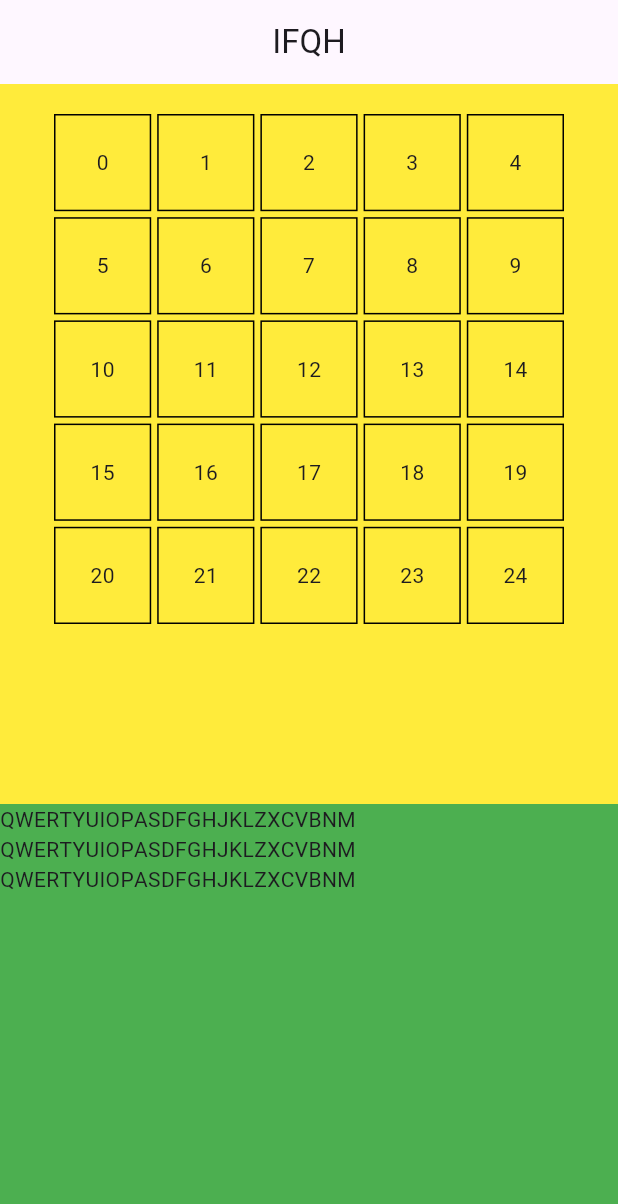
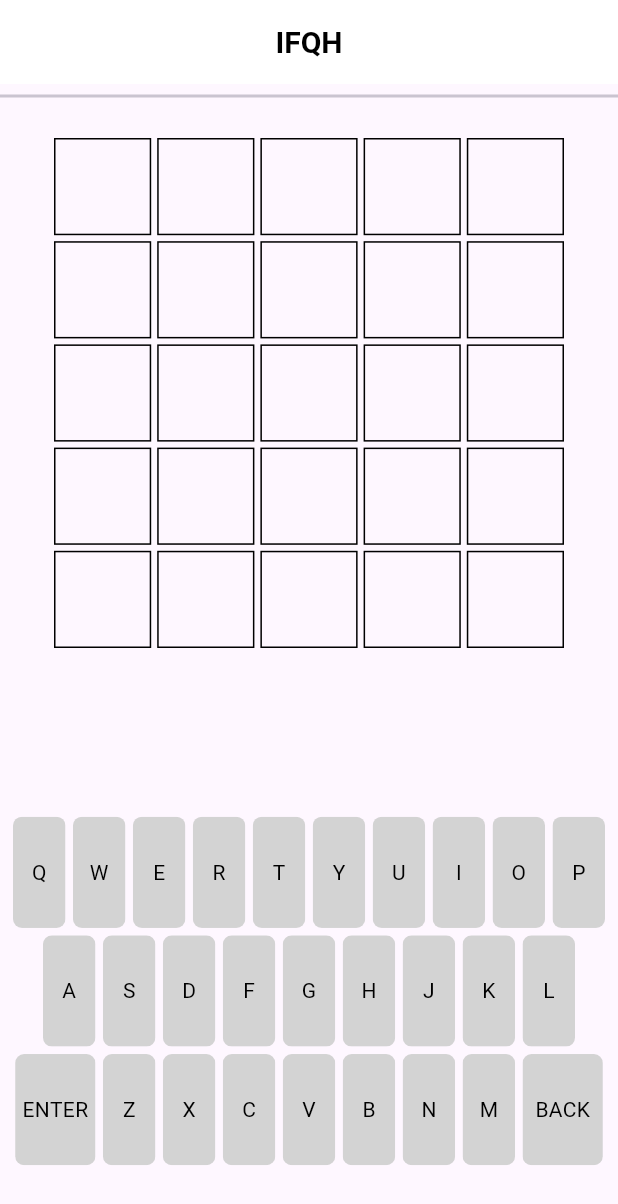
Before and after one commit to renminh/im_feeling_quite_hungry, a Flutter app: the screen it shows after launch, on a phone screen of 412 x 824 dp. Shown: the top 1204 px of the screen. Run offline on Flutter 3.47's test engine with Material 3 defaults, Android fonts, the phone set to English and light mode, and no system bars.

Commit message:
got a basic structure working prototype of the wordle clone

```diff
--- a/lib/components/keyboard_row.dart
+++ b/lib/components/keyboard_row.dart
@@ -1,25 +1,72 @@
 import 'package:flutter/material.dart';
 import 'package:im_feeling_quite_hungry/ifqh.dart';
+import 'package:provider/provider.dart';
+import 'package:im_feeling_quite_hungry/controller.dart';
 
 class KeyboardRow extends StatelessWidget {
-	const KeyboardRow({super.key});
+	KeyboardRow({super.key, required this.min, required this.max});
 
+  final int min, max;
 	@override
 	Widget build(BuildContext context) {
-		List<Widget> letters = [];
+		return Consumer<Controller>(
+      builder: (_, notifier, __) {
+        List<Widget> keys = [];
+        final Size size = MediaQuery.sizeOf(context);
 
-		for (int i = 0; i < answerKeyHashmap.length; i++) {
-			//print(answerHashmap.keys.elementAt(i));
-			//print(answerHashmap.values.elementAt(i));
-			String letter = answerKeyHashmap.keys.elementAt(i);
-			Widget letterWidget = Container(
-				child: Text(letter),
-			);
-			letters.add(letterWidget);
-		}
+        for (int i = min; i <= max; i++) {
+          final String keyText = answerKeyHashmap.keys.elementAt(i);
+          final AnswerType keyType = answerKeyHashmap.values.elementAt(i);
 
-		return Row(
-			children: letters
-		);
+          double width = keyText == 'ENTER' || keyText == 'BACK'
+                          ? size.width * 0.13
+                          : size.width * 0.085;
+
+          Color color = keyboardColorDefaultGrey;
+          Color textColor = Colors.black;
+
+          if (keyType != AnswerType.notAnswered) {
+            textColor = Colors.white;
+          }
+
+          if (keyType == AnswerType.correct) {
+            color = keyboardColorCorrectGreen;
+          } else if (keyType == AnswerType.contains) {
+            color = keyboardColorContainsYellow;
+          } else if (keyType == AnswerType.incorrect) {
+            color = keyboardColorIncorrectGrey;
+          }
+
+          Material textDesign = Material(
+            color: color,
+            child: InkWell(
+              onTap: () {
+                Provider.of<Controller>(context, listen: false)
+                  .setKeyTapped(value: keyText);
+              },
+              child: Center(child: Text(keyText, style: TextStyle(color: textColor),)),
+          ));
+
+          ClipRRect textButtonDesign = ClipRRect(
+            borderRadius: BorderRadiusGeometry.circular(6),
+            child: SizedBox(
+              width: width,
+              height: size.height * 0.090,
+              child: textDesign,
+          ));
+
+          Widget keyWidget = Padding(
+            padding: EdgeInsetsGeometry.all(size.width * 0.006),
+            child: textButtonDesign
+            );
+          keys.add(keyWidget);
+        }
+
+        return Row(
+          mainAxisAlignment: MainAxisAlignment.center,
+          children: keys
+        );
+      }
+    );
 	}
 }
--- a/lib/components/word_grid.dart
+++ b/lib/components/word_grid.dart
@@ -1,13 +1,18 @@
 import 'package:flutter/material.dart';
+import 'package:im_feeling_quite_hungry/ifqh.dart';
+import 'package:provider/provider.dart';
+import 'package:im_feeling_quite_hungry/controller.dart';
 
 class WordGrid extends StatelessWidget {
 	int numLetters = 5;
 	int numWords = 5;
 
+  WordGrid({super.key});
+
 	@override
 	Widget build(BuildContext context) {
 		return Container(
-			color: Colors.yellow,
+			//color: Colors.yellow,
 			child: GridView.builder(
 				padding: EdgeInsets.fromLTRB(36, 20, 36, 20),
 				// to prevent scrolling we use physics
@@ -32,12 +37,66 @@ class WordGrid extends StatelessWidget {
 						decoration: BoxDecoration(
 							border: Border.all(),
 						),
-						child: Center(
-							child:Text(index.toString()),
-						),
+						child: Tile(index: index),
 					);
 				},
 			),
 		);
 	}
 }
+
+
+
+class Tile extends StatefulWidget {
+  const Tile ({super.key, required this.index});
+
+  final int index;
+
+  @override
+  State<Tile> createState() => TileState();
+}
+
+class TileState extends State<Tile> {
+
+  Color bgColor = Colors.transparent;
+  Color textColor = Colors.black;
+  late AnswerType answerType;
+
+  @override
+  Widget build(BuildContext context) {
+    return Consumer<Controller> (
+      builder:(_, notifier, __) {
+        String text = "";
+
+        if (widget.index < notifier.tilesEntered.length) {
+          text = notifier.tilesEntered[widget.index].letter;
+          answerType = notifier.tilesEntered[widget.index].type;
+
+          if (answerType != AnswerType.notAnswered) {
+            textColor = Colors.white;
+          }
+
+          if (answerType == AnswerType.correct) {
+            bgColor = tileColorCorrectGreen;
+          } else if (answerType == AnswerType.contains) {
+            bgColor = tileColorContainsYellow;
+          } else if (answerType == AnswerType.incorrect) {
+            bgColor = tileColorIncorrectGrey;
+          }
+
+          return Container(
+            color: bgColor,
+            child: FittedBox(
+              fit: BoxFit.contain,
+              child: Padding(
+                padding: const EdgeInsetsGeometry.all(6.0),
+                child: Text(text, style: TextStyle(color: textColor))
+              )
+            )
+          );
+        } else {
+          return const SizedBox();
+        }
+    });
+  }
+}
--- /dev/null
+++ b/lib/constants/words.dart
@@ -0,0 +1,49 @@
+const List<String> words = [
+  'HENRY',
+  'LIEPA',
+  'DEVIL',
+  'ZIZKA',
+  'ADDER',
+  'CUMAN',
+  'BONES',
+  'KUTNA',
+  'SWORD',
+  'ARROW',
+  'SABRE',
+  'BREAD',
+  'BADGE',
+  'POPPY',
+  'FORGE',
+  'METAL',
+  'JESUS',
+  'VOYTA',
+  'CAPON',
+  'JOBST',
+  'POACH',
+  'ARMOR',
+  'MACES',
+  'GRUND',
+  'VITEK',
+  'ZLATA',
+  'JURKO',
+  'GROOM',
+  'MOUTH',
+  'FIALA',
+  'AGNES',
+  'GULES',
+  'NOMAD',
+  'HORSE',
+  'JASAK',
+  'TIBOR',
+  'BOLEK',
+  'MANKA',
+  'MALIK',
+  'BORIS',
+  'DICER',
+  'PISEK',
+  'ABBOT',
+  'WENCH',
+  'BATHS',
+  'COINS',
+  'PEPIK'
+];
--- /dev/null
+++ b/lib/controller.dart
@@ -0,0 +1,94 @@
+import 'package:flutter/material.dart';
+import 'package:im_feeling_quite_hungry/ifqh.dart';
+import 'package:im_feeling_quite_hungry/models/tile_model.dart';
+
+class Controller extends ChangeNotifier {
+  String correctWord = "";
+  int currentTile = 0;
+  int currentRow = 0;
+  List<TileModel> tilesEntered = [];
+
+  void setCorrectWord({required String word}) {
+    correctWord = word;
+    print("Correct word: $correctWord");
+  }
+
+  void setKeyTapped({required String value}){
+    if (value == 'ENTER'){
+      if (currentTile % 5 == 0 && currentTile != 0) {
+        checkWord();
+        currentTile = 0;
+      }
+    } else if (value == 'BACK') {
+      if(currentTile > 0) {
+        currentTile--;
+        tilesEntered.removeLast();
+      }
+    } else {
+      if(currentTile < 5) {
+        tilesEntered.add(TileModel(letter: value, type: AnswerType.notAnswered));
+        currentTile++;
+      }
+    }
+    notifyListeners();
+  }
+
+  void checkWord() {
+    // start + end of current row of tiles
+    int rowStartIndex = currentRow * 5;
+    int rowEndIndex = rowStartIndex + 5;
+
+    // add every guessed letter to guessed[].
+    List<String> guessed = [];
+    for (int i = rowStartIndex; i < rowEndIndex; i++) {
+      guessed.add(tilesEntered[i].letter);
+    }
+
+    String guessedWord = guessed.join();
+    List<String>remainingCorrect = correctWord.characters.toList();
+
+    // on the correct permutation of the guess -> all green
+    if (guessedWord == correctWord) {
+      for (int i = rowStartIndex; i < rowEndIndex; i++) {
+        tilesEntered[i].type = AnswerType.correct;
+        answerKeyHashmap.update(tilesEntered[i].letter, (value) => AnswerType.correct);
+      }
+      currentRow++;
+      notifyListeners();
+      return;
+    }
+
+    // first pass -> marking correct and in correct order
+    for (int i = 0; i < 5; i++) {
+      if (guessedWord[i] == correctWord[i]) {
+        remainingCorrect.remove(guessedWord[i]);
+        tilesEntered[i + rowStartIndex].type = AnswerType.correct;
+        answerKeyHashmap.update(guessedWord[i], (value) => AnswerType.correct);
+      }
+    }
+
+    // second pass -> marking correct but in wrong order
+    for (int i = 0; i < 5; i++) {
+      if (tilesEntered[rowStartIndex + i].type == AnswerType.correct) continue;
+
+      String letter = guessedWord[i];
+      if (remainingCorrect.contains(letter)) {
+        tilesEntered[rowStartIndex + i].type = AnswerType.contains;
+        remainingCorrect.remove(letter);
+        if (answerKeyHashmap[letter] == AnswerType.notAnswered) {
+          answerKeyHashmap.update(letter, (value) => AnswerType.contains);
+        }
+      }
+    }
+
+    // third pass -> marking incorrect
+    for (int i = rowStartIndex; i < rowEndIndex; i++) {
+      if (tilesEntered[i].type == AnswerType.notAnswered) {
+        tilesEntered[i].type = AnswerType.incorrect;
+        answerKeyHashmap.update(tilesEntered[i].letter, (value) => AnswerType.incorrect);
+      }
+    }
+    currentRow++;
+    notifyListeners();
+  }
+}
--- a/lib/home.dart
+++ b/lib/home.dart
@@ -1,7 +1,12 @@
+import 'dart:math';
+
 import 'package:flutter/material.dart';
-import 'package:im_feeling_quite_hungry/ifqh.dart';
 import 'package:im_feeling_quite_hungry/components/word_grid.dart' show WordGrid;
 import 'package:im_feeling_quite_hungry/components/keyboard_row.dart' show KeyboardRow;
+import 'package:provider/provider.dart';
+
+import 'controller.dart';
+import 'constants/words.dart';
 
 class HomePage extends StatefulWidget {
 	const HomePage({super.key});
@@ -11,6 +16,20 @@ class HomePage extends StatefulWidget {
 }
 
 class HomePageState extends State<HomePage> {
+  late String word;
+
+  @override
+  void initState() {
+    final r = Random().nextInt(words.length);
+    word = words[r];
+
+    WidgetsBinding.instance?.addPostFrameCallback((timeStamp) {
+      Provider.of<Controller>(context, listen: false).setCorrectWord(word: word);
+    });
+
+    super.initState();
+  }
+
 	@override
 	Widget build(BuildContext context) {
 		return Scaffold(
@@ -25,6 +44,9 @@ class HomePageState extends State<HomePage> {
 				// And expanded forces the child to take up all the space in proportion
 				// to whatever element is along with it
 				children: [
+          Divider(
+            thickness: 2,
+          ),
 					Expanded(
 						flex: 5,
 						//child: Container(color: Colors.red),
@@ -34,12 +56,12 @@ class HomePageState extends State<HomePage> {
 						flex: 3,
 						//child: Container(color: Colors.green),
 						child: Container(
-							color: Colors.green,
+							//color: Colors.green,
 							child: Column(
 								children: [
-									KeyboardRow(),
-									KeyboardRow(),
-									KeyboardRow(),
+									KeyboardRow(min: 0, max: 9),
+									KeyboardRow(min: 10, max: 18),
+									KeyboardRow(min: 19, max: 27),
 								],
 							),
 						),
--- a/lib/ifqh.dart
+++ b/lib/ifqh.dart
@@ -1,3 +1,4 @@
+import 'dart:ui';
 import 'package:flutter/material.dart';
 
 enum AnswerType {
@@ -6,6 +7,26 @@ enum AnswerType {
 	incorrect,
 	notAnswered
 }
+
+const Color tileColorCorrectGreen = Color.fromARGB(255, 107, 170,100);
+const Color tileColorContainsYellow = Color.fromARGB(255, 201, 180, 87);
+const Color tileColorIncorrectGrey = Color.fromARGB(255, 133, 133, 133);
+
+const Color keyboardColorCorrectGreen = Color.fromARGB(255, 107, 170,100);
+const Color keyboardColorContainsYellow = Color.fromARGB(255, 201, 180, 87);
+const Color keyboardColorIncorrectGrey = Color.fromARGB(255, 133, 133, 133);
+const Color keyboardColorDefaultGrey = Color.fromARGB(255, 211, 211, 211);
+
+ThemeData ifqhTheme = ThemeData(
+  appBarTheme: AppBarTheme(
+    backgroundColor: Colors.white,
+    titleTextStyle: TextStyle(
+      color: Colors.black,
+      fontSize: 20,
+      fontWeight: FontWeight.w600,
+    ),
+  )
+);
 
 // type hashmap will contain the states of all the keys depending on the word
   // grid.
@@ -26,10 +47,10 @@ Map<String, AnswerType> answerKeyHashmap = {
     'D': AnswerType.notAnswered, 'F': AnswerType.notAnswered,
     'G': AnswerType.notAnswered, 'H': AnswerType.notAnswered,
     'J': AnswerType.notAnswered, 'K': AnswerType.notAnswered,
-	'L': AnswerType.notAnswered,
+    'L': AnswerType.notAnswered, 'ENTER': AnswerType.notAnswered,
 
     'Z': AnswerType.notAnswered, 'X': AnswerType.notAnswered,
     'C': AnswerType.notAnswered, 'V': AnswerType.notAnswered,
     'B': AnswerType.notAnswered, 'N': AnswerType.notAnswered,
-	'M': AnswerType.notAnswered,
+    'M': AnswerType.notAnswered, 'BACK': AnswerType.notAnswered,
   };
--- a/lib/main.dart
+++ b/lib/main.dart
@@ -1,12 +1,16 @@
 import 'package:flutter/material.dart';
 import 'package:im_feeling_quite_hungry/home.dart' show HomePage;
-
-ThemeData theme = ThemeData(
-	// fill this in for the theme
-);
+import 'package:im_feeling_quite_hungry/ifqh.dart';
+import 'package:provider/provider.dart';
+import 'controller.dart';
 
 void main() {
-  runApp(const MainApp());
+  runApp(MultiProvider(
+    providers: [
+      ChangeNotifierProvider(create: (_) => Controller())
+    ],
+      child: const MainApp()
+  ));
 }
 
 class MainApp extends StatelessWidget {
@@ -14,10 +18,10 @@ class MainApp extends StatelessWidget {
 
   @override
   Widget build(BuildContext context) {
-    return const MaterialApp(
+    return MaterialApp(
 			debugShowCheckedModeBanner: false,
 			title: "I'm Feeling Quite Hungry!",
-			//theme: theme,
+			theme: ifqhTheme,
       home: HomePage(),
 		);
   }
--- /dev/null
+++ b/lib/models/tile_model.dart
@@ -0,0 +1,9 @@
+import 'package:im_feeling_quite_hungry/ifqh.dart';
+
+class TileModel {
+
+  final String letter;
+  AnswerType type;
+
+  TileModel({required this.letter, required this.type});
+}
--- a/pubspec.yaml
+++ b/pubspec.yaml
@@ -9,6 +9,7 @@ environment:
 dependencies:
   flutter:
     sdk: flutter
+  provider: ^6.1.5+1
 
 dev_dependencies:
   flutter_test:
```
Also changed, not shown: pubspec.lock, 1 other file. Lines whose indentation alone changed are shown as unchanged.
